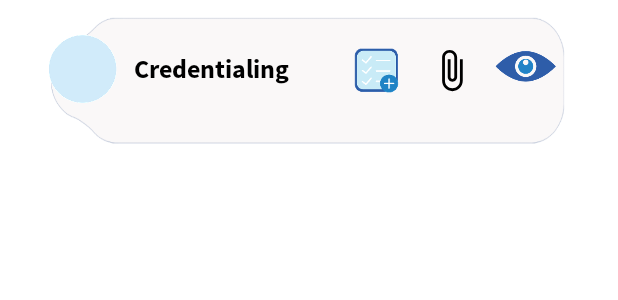
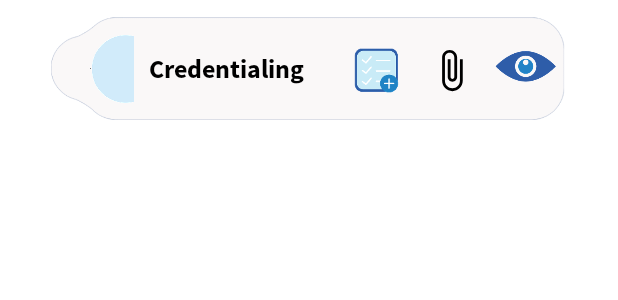
Before and after one commit to yasir0899/PracticeHealth, an Android app: the layout practice_details_list.xml on its own in the app's theme, with its tools: preview values and no code run, on a phone screen of 412 x 824 dp. Shown: the top 300 px of the screen. Run offline under Robolectric (Android 15) with nearby library versions, the phone set to English and light mode, and no system bars.

Commit message:
dummy list

```diff
--- a/app/src/main/java/com/example/practiceHealth/interfaces/RecyclerViewItemPositionViewHolderClickListener.kt
+++ b/app/src/main/java/com/example/practiceHealth/interfaces/RecyclerViewItemPositionViewHolderClickListener.kt
@@ -9,6 +9,7 @@ interface RecyclerViewItemPositionViewHolderClickListener {
         holder: PracticeDetailsAdapter.ViewHolder,
         b: Boolean,
         fromCheckBox: Boolean,
+        fromCheckBoxText:Boolean,
         fromAddNote:Boolean,
         fromAddAttach:Boolean,
         fromShowAttachment:Boolean
--- a/app/src/main/res/layout/practice_details_list.xml
+++ b/app/src/main/res/layout/practice_details_list.xml
@@ -14,7 +14,7 @@
 
     <CheckBox
             android:id="@+id/cb1"
-            android:layout_width="0dp"
+            android:layout_width="wrap_content"
             android:layout_height="wrap_content"
             android:layout_marginTop="12dp"
             android:layout_marginEnd="8dp"
@@ -26,7 +26,7 @@
             android:drawableLeft="@drawable/custom_checkbox"
             android:drawablePadding="10dp"
             android:fontFamily="@font/source_sans_bold"
-            android:text="@string/credentialing"
+
             android:textColor="@color/black"
             android:textSize="@dimen/text_view_size_17sp"
             app:layout_constraintBottom_toTopOf="@+id/rcvPracticeDetailsDescription"
@@ -80,9 +80,28 @@
             android:layout_width="match_parent"
             android:layout_height="wrap_content"
             android:layout_marginTop="8dp"
+            android:layout_marginBottom="8dp"
+            android:visibility="gone"
             app:layoutManager="androidx.recyclerview.widget.LinearLayoutManager"
-            tools:listitem="@layout/prac_item_desc_list"
-            android:layout_marginBottom="8dp"
             app:layout_constraintBottom_toBottomOf="parent"
-            app:layout_constraintTop_toBottomOf="@+id/cb1" />
+            app:layout_constraintEnd_toEndOf="parent"
+            app:layout_constraintHorizontal_bias="0.0"
+            app:layout_constraintStart_toStartOf="parent"
+            app:layout_constraintTop_toBottomOf="@+id/cb1"
+            tools:listitem="@layout/prac_item_desc_list" />
+
+    <TextView
+            android:id="@+id/textView4"
+            android:layout_width="0dp"
+            android:layout_height="wrap_content"
+            android:fontFamily="@font/source_sans_bold"
+            android:text="@string/credentialing"
+            android:textColor="@color/black"
+            android:padding="@dimen/padding_10dp"
+            android:textSize="@dimen/text_view_size_17sp"
+            app:layout_constraintBottom_toBottomOf="@+id/cb1"
+            app:layout_constraintEnd_toStartOf="@+id/ivAddNote"
+            app:layout_constraintHorizontal_bias="1.0"
+            app:layout_constraintStart_toEndOf="@+id/cb1"
+            app:layout_constraintTop_toTopOf="@+id/cb1" />
 </androidx.constraintlayout.widget.ConstraintLayout>
```
Also changed, not shown: app/src/main/java/com/example/practiceHealth/adapters/PracticeDetailsAdapter.kt (+48 -11 lines), app/src/main/java/com/example/practiceHealth/adapters/PracticeDetailsDescriptionAdapter.kt (+18 -7 lines), app/src/main/java/com/example/practiceHealth/homeModule/practiceDetailModule/PracticeDetailsFragment.kt (+96 -4 lines), app/src/main/java/com/example/practiceHealth/interfaces/RecycleViewPracticeDetailsDescriptionCbClickListener.kt (added, +7 -0 lines), app/src/main/java/com/example/practiceHealth/models/responseModels/DescriptionModel.kt (added, +7 -0 lines), app/src/main/java/com/example/practiceHealth/models/responseModels/PracticeDetailsResponseModel.kt (+10 -1 lines), app/src/main/java/com/example/practiceHealth/utils/ShowAttachmentDialog.kt (+5 -4 lines).
